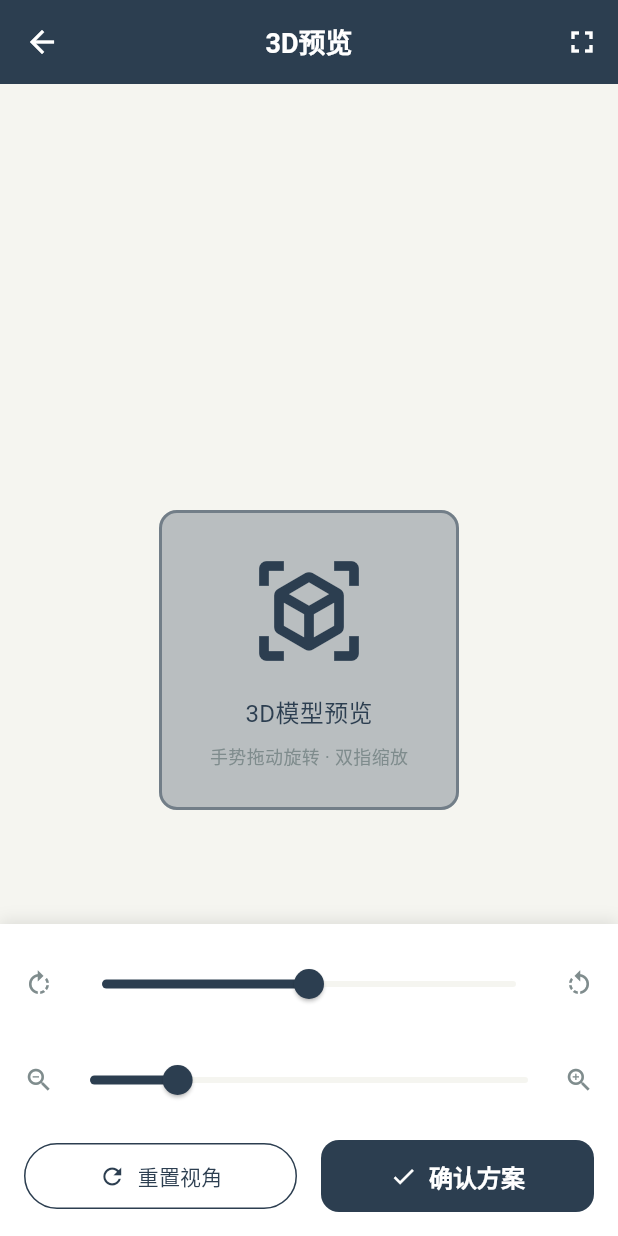
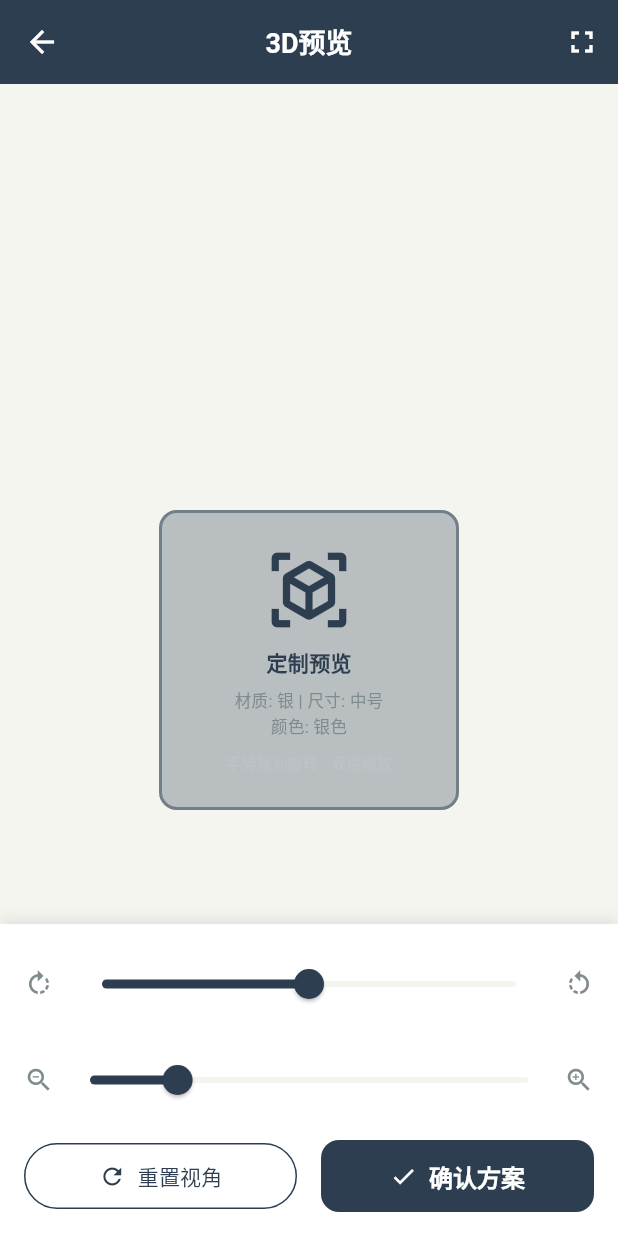
Before and after one commit to hjt165/jiangwu-custom, a Flutter app: the PreviewScreen screen opened by its route, on a phone screen of 412 x 824 dp. Run offline on Flutter 3.47's test engine with Material 3 defaults, Android fonts, the phone set to English and light mode, and no system bars; our stand-ins replace dio, flutter_riverpod, image_picker, shared_preferences; accounts and stored records are empty; network calls fail.

Commit message:
feat: 完善核心功能TODO
- Flutter: 完善订单操作导航（支付/阶段确认/评价跳转）
- Flutter: 完善发布页逻辑（表单验证+API调用）
- Flutter: 手作人订单操作（阶段交付跳转）
- Flutter: 首页查看更多导航（跳转发现页）
- Flutter: 手作人主页操作（分享/关注/更多）
- Flutter: 3D预览页完善（参数展示+确认方案跳转）
- 后端: AiController/AiTaskListener实现AI建议存储
- 后端: 新增StatsController（仪表盘/交易/用户统计API）

```diff
--- a/jiangwu_custom/lib/screens/artisan/order_manage_screen.dart
+++ b/jiangwu_custom/lib/screens/artisan/order_manage_screen.dart
@@ -357,9 +357,6 @@ class _OrderManageScreenState extends ConsumerState<OrderManageScreen>
   }
 
   void _handleDeliverStage(Order order) {
-    // TODO: 跳转到阶段交付页面
-    ScaffoldMessenger.of(context).showSnackBar(
-      const SnackBar(content: Text('阶段交付功能开发中...')),
-    );
+    Navigator.pushNamed(context, AppRoutes.stageConfirm, arguments: order.id);
   }
 }
--- a/jiangwu_custom/lib/screens/customize/preview_screen.dart
+++ b/jiangwu_custom/lib/screens/customize/preview_screen.dart
@@ -3,7 +3,7 @@ import '../../app/constants.dart';
 
 /// 3D预览页面
 /// 展示定制作品的3D模型预览
-/// TODO: 集成model_viewer_plus库实现真实3D渲染
+/// 当前为占位预览，后续集成flutter_unity_widget实现真实3D渲染
 
 class PreviewScreen extends StatefulWidget {
   final String? productId;
@@ -84,7 +84,11 @@ class _PreviewScreenState extends State<PreviewScreen> {
   }
 
   Widget _buildPlaceholderModel() {
-    // TODO: 替换为真实3D模型
+    final params = widget.params ?? {};
+    final material = params['material'] ?? '银';
+    final size = params['size'] ?? '中号';
+    final color = params['color'] ?? '银色';
+
     return Container(
       width: 200,
       height: 200,
@@ -96,28 +100,44 @@ class _PreviewScreenState extends State<PreviewScreen> {
           width: 2,
         ),
       ),
-      child: const Column(
+      child: Column(
         mainAxisAlignment: MainAxisAlignment.center,
         children: [
-          Icon(
+          const Icon(
             Icons.view_in_ar,
-            size: 80,
+            size: 60,
             color: AppColors.primary,
           ),
-          SizedBox(height: AppSizes.spacingMedium),
+          const SizedBox(height: AppSizes.spacingSmall),
           Text(
-            '3D模型预览',
+            '定制预览',
             style: TextStyle(
-              fontSize: 16,
+              fontSize: 14,
+              fontWeight: FontWeight.bold,
               color: AppColors.textPrimary,
             ),
           ),
-          SizedBox(height: AppSizes.spacingSmall),
+          const SizedBox(height: AppSizes.spacingSmall),
+          Text(
+            '材质: $material | 尺寸: $size',
+            style: TextStyle(
+              fontSize: 11,
+              color: AppColors.textSecondary,
+            ),
+          ),
+          Text(
+            '颜色: $color',
+            style: TextStyle(
+              fontSize: 11,
+              color: AppColors.textSecondary,
+            ),
+          ),
+          const SizedBox(height: AppSizes.spacingSmall),
           Text(
             '手势拖动旋转 · 双指缩放',
             style: TextStyle(
-              fontSize: 12,
-              color: AppColors.textSecondary,
+              fontSize: 10,
+              color: AppColors.textHint,
             ),
           ),
         ],
@@ -226,8 +246,7 @@ class _PreviewScreenState extends State<PreviewScreen> {
         Expanded(
           child: ElevatedButton.icon(
             onPressed: () {
-              // TODO: 确认定制方案
-              Navigator.pop(context);
+              Navigator.pushNamed(context, AppRoutes.confirm, arguments: widget.params);
             },
             icon: const Icon(Icons.check),
             label: const Text('确认方案'),
--- a/jiangwu_custom/lib/screens/home/home_screen.dart
+++ b/jiangwu_custom/lib/screens/home/home_screen.dart
@@ -206,7 +206,7 @@ class _HomeScreenState extends ConsumerState<HomeScreen> {
               ),
               TextButton(
                 onPressed: () {
-                  // TODO: 查看更多
+                  Navigator.of(context).pushNamed(AppRoutes.discover);
                 },
                 child: const Text('查看更多'),
               ),
@@ -347,7 +347,7 @@ class _HomeScreenState extends ConsumerState<HomeScreen> {
               ),
               TextButton(
                 onPressed: () {
-                  // TODO: 查看更多
+                  Navigator.of(context).pushNamed(AppRoutes.discover);
                 },
                 child: const Text('查看更多'),
               ),
```
Also changed, not shown: jiangwu_custom/lib/screens/artisan/artisan_profile_screen.dart (+52 -10 lines), jiangwu_custom/lib/screens/customize/publish_screen.dart (+31 -10 lines), jiangwu_custom/lib/screens/order/order_detail_screen.dart (+47 -6 lines), 3 other files.
